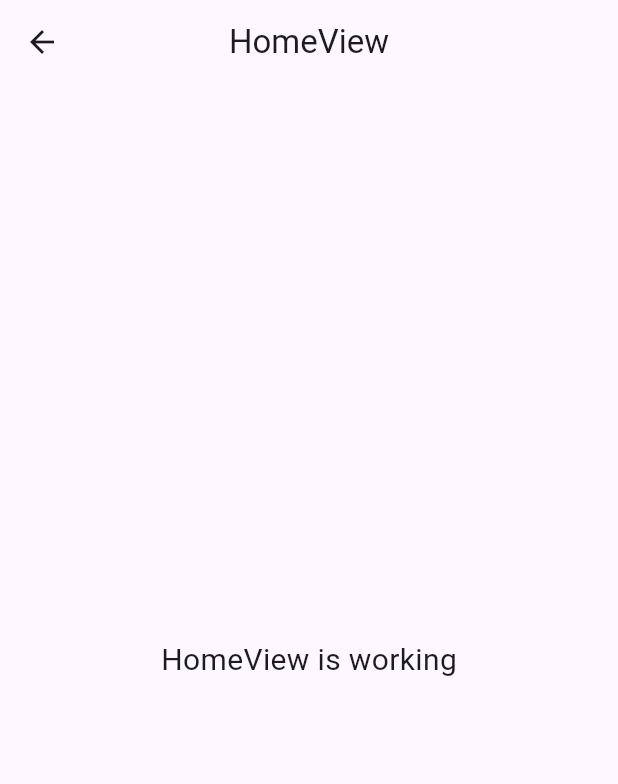
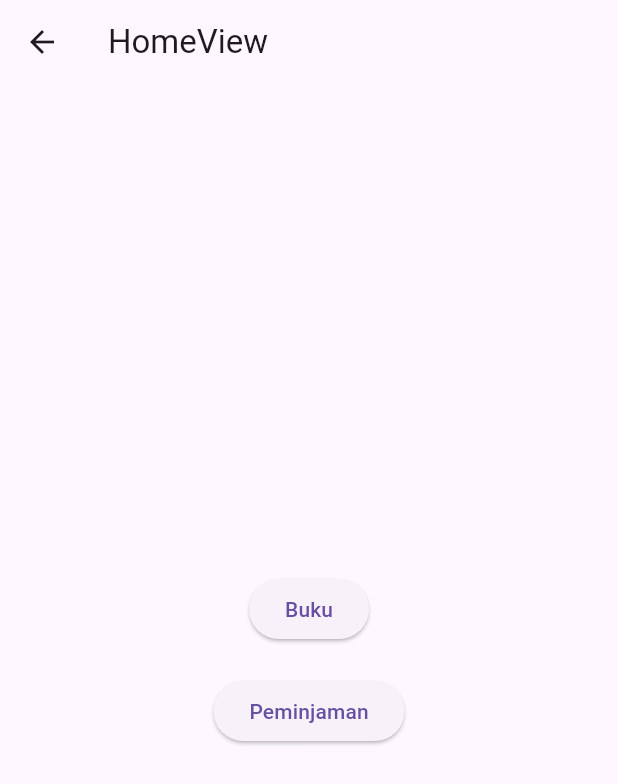
Before and after one commit to rafaelm34/peminjam_perpustakaan_kelasc, a Flutter app: the HomeView screen opened by its route, on a phone screen of 412 x 824 dp. Shown: the top 784 px of the screen. Run offline on Flutter 3.47's test engine with Material 3 defaults, Android fonts, the phone set to English and light mode, and no system bars; our stand-ins replace dio, get, get_storage, pretty_dio_logger; missing offline and left inert: dart:js_interop; accounts and stored records are empty.

Commit message:
membuat project peminjam seperti project petugas

```diff
--- a/lib/app/modules/home/views/home_view.dart
+++ b/lib/app/modules/home/views/home_view.dart
@@ -1,22 +1,34 @@
 import 'package:flutter/material.dart';
 
 import 'package:get/get.dart';
+import 'package:peminjam_perpustakaan_kelasc/app/modules/book/views/book_view.dart';
+import 'package:peminjam_perpustakaan_kelasc/app/modules/peminjaman/views/peminjaman_view.dart';
+import 'package:peminjam_perpustakaan_kelasc/app/routes/app_pages.dart';
 
 import '../controllers/home_controller.dart';
 
-class HomeView extends GetView<HomeController> {
+class HomeView extends StatelessWidget {
   const HomeView({Key? key}) : super(key: key);
   @override
   Widget build(BuildContext context) {
     return Scaffold(
       appBar: AppBar(
         title: const Text('HomeView'),
-        centerTitle: true,
       ),
-      body: const Center(
-        child: Text(
-          'HomeView is working',
-          style: TextStyle(fontSize: 20),
+      body: Center(
+        child: Column(
+          mainAxisAlignment: MainAxisAlignment.center,
+          children: [
+            ElevatedButton(
+              onPressed: () => Get.toNamed(Routes.BOOK),
+              child: Text('Buku'),
+            ),
+            const SizedBox(height: 20),
+            ElevatedButton(
+            onPressed: () => Get.toNamed(Routes.PEMINJAMAN),
+              child: Text('Peminjaman'),
+            ),
+          ],
         ),
       ),
     );
```
